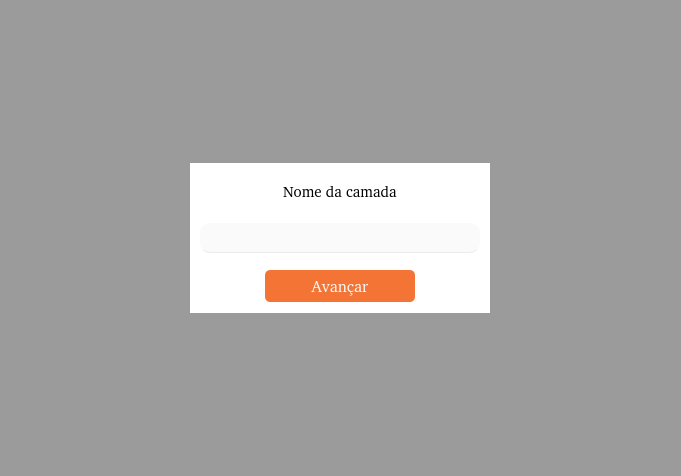
Qt form ui/field_name.ui (EngAplicacaoStara/StaraMaps) before a commit.
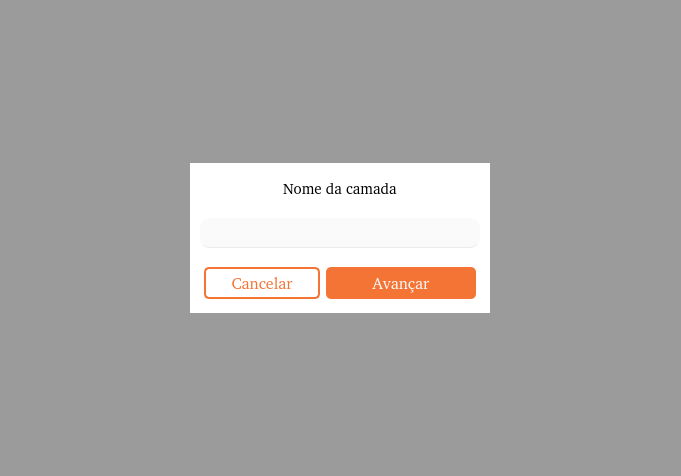
The same form after that commit. Icons and pictures are not drawn.

Commit message: adjust File Name window and change lib install mode

```diff
--- a/ui/field_name.ui
+++ b/ui/field_name.ui
@@ -227,23 +227,59 @@
            <property name="frameShadow">
             <enum>QFrame::Raised</enum>
            </property>
-           <layout class="QVBoxLayout" name="verticalLayout_4">
-            <property name="spacing">
-             <number>5</number>
-            </property>
-            <property name="leftMargin">
-             <number>5</number>
-            </property>
-            <property name="topMargin">
-             <number>5</number>
-            </property>
-            <property name="rightMargin">
-             <number>5</number>
-            </property>
-            <property name="bottomMargin">
-             <number>5</number>
-            </property>
-            <item alignment="Qt::AlignHCenter">
+           <layout class="QHBoxLayout" name="horizontalLayout">
+            <item>
+             <widget class="QPushButton" name="cancelButton">
+              <property name="minimumSize">
+               <size>
+                <width>100</width>
+                <height>32</height>
+               </size>
+              </property>
+              <property name="maximumSize">
+               <size>
+                <width>200</width>
+                <height>16777215</height>
+               </size>
+              </property>
+              <property name="font">
+               <font>
+                <family>:/plugins/StaraMaps/Roboto-Regular.ttf</family>
+                <pointsize>12</pointsize>
+                <weight>50</weight>
+                <italic>false</italic>
+                <bold>false</bold>
+               </font>
+              </property>
+              <property name="styleSheet">
+               <string notr="true">QPushButton{
+	border:  2px solid rgb(243, 116, 53);	
+	color:  rgb(243, 116, 53);
+	border-radius: 5px;
+	font: 12pt url(:/plugins/StaraMaps/Roboto-Regular.ttf);
+}
+
+
+QPushButton::hover{
+	background-color: rgb(233, 106, 43);
+	color: rgb(250, 250, 250);
+}
+
+QPushButton::pressed{
+	background-color: rgb(223, 96, 33);
+	color: rgb(250, 250, 250);
+}
+QPushButton:disabled{
+	border: 2px solid rgba(100, 100, 100, 40);
+	color: rgb(100, 100, 100, 40);
+}</string>
+              </property>
+              <property name="text">
+               <string>Cancelar</string>
+              </property>
+             </widget>
+            </item>
+            <item>
              <widget class="QPushButton" name="goButton">
               <property name="minimumSize">
                <size>
```
The commit also changes 7 other files.
